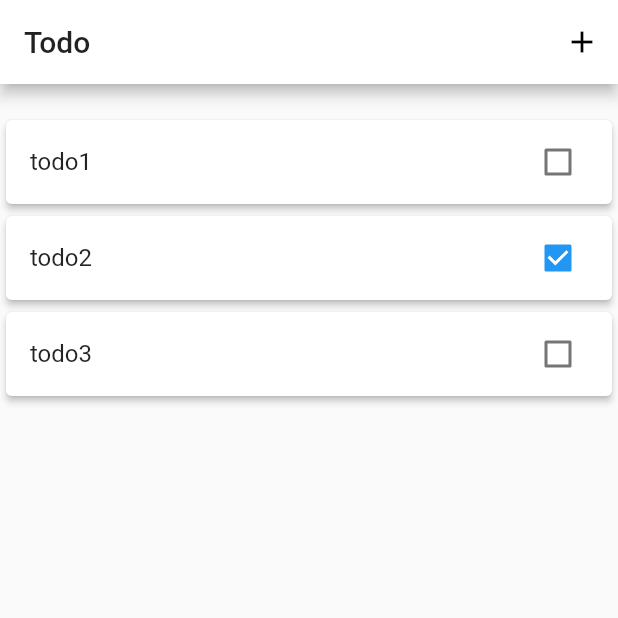
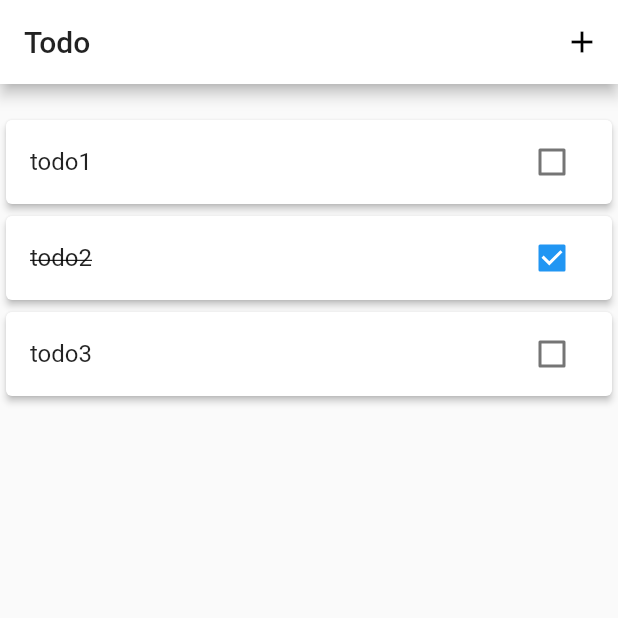
Before and after one commit to git-nori/_tr_flutter-todo, a Flutter app: the screen it shows after launch, on a phone screen of 412 x 824 dp, the top half of it. Run offline on Flutter 3.47's test engine with Material 2 defaults, Android fonts, the phone set to English and light mode, and no system bars; our stand-ins replace flutter_riverpod, freezed_annotation; generated files the repository leaves out were written again.

Commit message:
[mod]todo_tileをcheckboxlisttile => listtileに修正

```diff
--- a/lib/pages/todo_list_page/tile/todo_tile.dart
+++ b/lib/pages/todo_list_page/tile/todo_tile.dart
@@ -11,12 +11,19 @@ class TodoTile extends ConsumerWidget {
   Widget build(BuildContext context, ScopedReader watch) {
     return Card(
       elevation: 2,
-      child: CheckboxListTile(
-        title: Text('${todo.title}'),
-        onChanged: (bool value) {
-          watch(todoProvider).toggleTodo(id: todo.id);
-        },
-        value: todo.isDone,
+      child: ListTile(
+        title: Text(
+          '${todo.title}',
+          style: todo.isDone
+              ? const TextStyle(decoration: TextDecoration.lineThrough)
+              : null,
+        ),
+        onTap: () {},
+        trailing: Checkbox(
+          value: todo.isDone,
+          onChanged: (bool value) =>
+              watch(todoProvider).toggleTodo(id: todo.id),
+        ),
       ),
     );
   }
```
